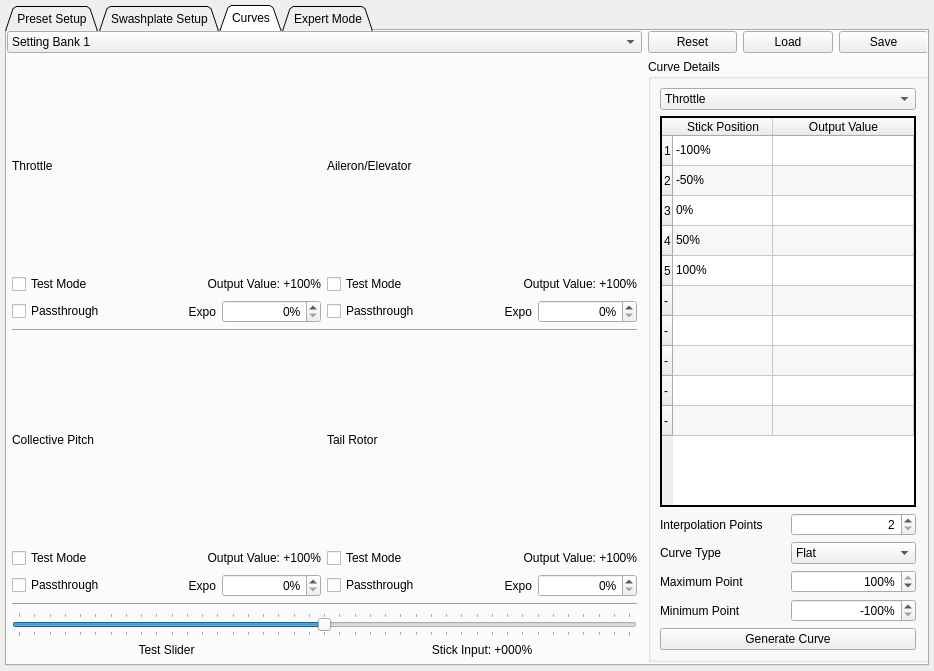
First picture: the form in ground/openpilotgcs/src/plugins/config/fblheli.ui, repository vooon/OpenPilot, before the edit.
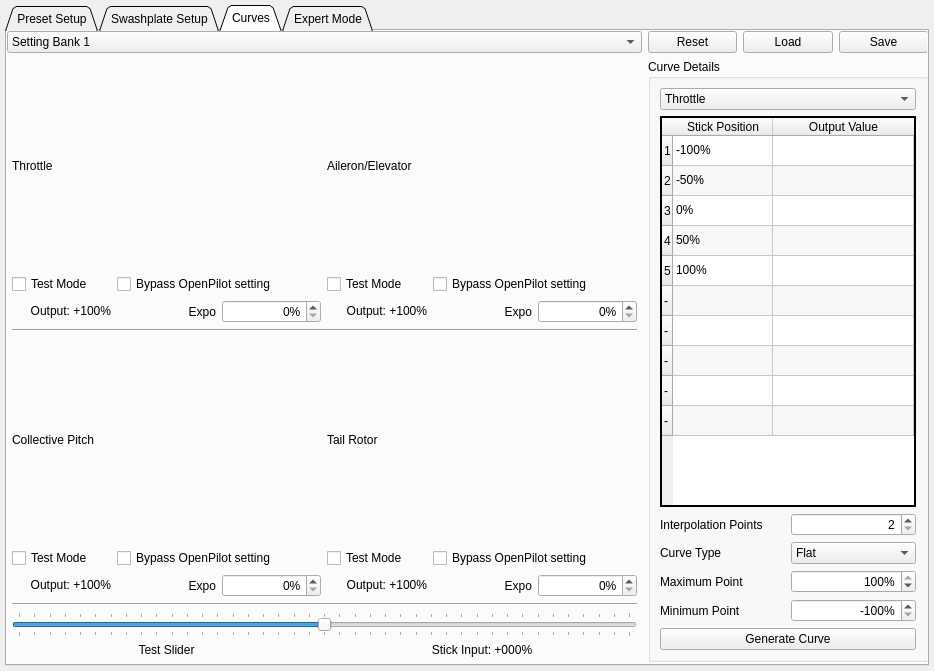
Second picture: the form after the edit. The open tabs and pages were chosen to show the change. Custom widgets are drawn as their Qt base class.

Commit message: - changed layout and wording of passthrough checkboxes, added changing background of curves when disabled

```diff
--- a/ground/openpilotgcs/src/plugins/config/fblheli.ui
+++ b/ground/openpilotgcs/src/plugins/config/fblheli.ui
@@ -1081,13 +1081,6 @@
                  </property>
                 </widget>
                </item>
-               <item row="11" column="0">
-                <widget class="QCheckBox" name="fblPtColl">
-                 <property name="text">
-                  <string>Passthrough</string>
-                 </property>
-                </widget>
-               </item>
                <item row="9" column="3">
                 <widget class="QCheckBox" name="fblTmTail">
                  <property name="text">
@@ -1095,13 +1088,6 @@
                  </property>
                 </widget>
                </item>
-               <item row="11" column="3">
-                <widget class="QCheckBox" name="fblPtTail">
-                 <property name="text">
-                  <string>Passthrough</string>
-                 </property>
-                </widget>
-               </item>
                <item row="14" column="0" colspan="3">
                 <widget class="QLabel" name="fblTestSliderLabel">
                  <property name="text">
@@ -1112,94 +1098,6 @@
                  </property>
                 </widget>
                </item>
-               <item row="2" column="1" colspan="2">
-                <widget class="QLabel" name="fblThrottleVal">
-                 <property name="sizePolicy">
-                  <sizepolicy hsizetype="Preferred" vsizetype="Fixed">
-                   <horstretch>0</horstretch>
-                   <verstretch>0</verstretch>
-                  </sizepolicy>
-                 </property>
-                 <property name="minimumSize">
-                  <size>
-                   <width>0</width>
-                   <height>20</height>
-                  </size>
-                 </property>
-                 <property name="text">
-                  <string>Output Value: +100%</string>
-                 </property>
-                 <property name="alignment">
-                  <set>Qt::AlignRight|Qt::AlignTrailing|Qt::AlignVCenter</set>
-                 </property>
-                </widget>
-               </item>
-               <item row="9" column="1" colspan="2">
-                <widget class="QLabel" name="fblCollVal">
-                 <property name="sizePolicy">
-                  <sizepolicy hsizetype="Preferred" vsizetype="Fixed">
-                   <horstretch>0</horstretch>
-                   <verstretch>0</verstretch>
-                  </sizepolicy>
-                 </property>
-                 <property name="minimumSize">
-                  <size>
-                   <width>0</width>
-                   <height>20</height>
-                  </size>
-                 </property>
-                 <property name="text">
-                  <string>Output Value: +100%</string>
-                 </property>
-                 <property name="alignment">
-                  <set>Qt::AlignRight|Qt::AlignTrailing|Qt::AlignVCenter</set>
-                 </property>
-                </widget>
-               </item>
-               <item row="2" column="4" colspan="2">
-                <widget class="QLabel" name="fblAilElvVal">
-                 <property name="sizePolicy">
-                  <sizepolicy hsizetype="Preferred" vsizetype="Fixed">
-                   <horstretch>0</horstretch>
-                   <verstretch>0</verstretch>
-                  </sizepolicy>
-                 </property>
-                 <property name="minimumSize">
-                  <size>
-                   <width>0</width>
-                   <height>20</height>
-                  </size>
-                 </property>
-                 <property name="text">
-                  <string>Output Value: +100%</string>
-                 </property>
-                 <property name="alignment">
-                  <set>Qt::AlignRight|Qt::AlignTrailing|Qt::AlignVCenter</set>
-                 </property>
-                </widget>
-               </item>
-               <item row="9" column="4" colspan="2">
-                <widget class="QLabel" name="fblTailVal">
-                 <property name="sizePolicy">
-                  <sizepolicy hsizetype="Preferred" vsizetype="Fixed">
-                   <horstretch>0</horstretch>
-                   <verstretch>0</verstretch>
-                  </sizepolicy>
-                 </property>
-                 <property name="minimumSize">
-                  <size>
-                   <width>0</width>
-                   <height>20</height>
-                  </size>
-                 </property>
-                 <property name="text">
-                  <string> Output Value: +100%</string>
-                 </property>
-                 <property name="alignment">
-                  <set>Qt::AlignRight|Qt::AlignTrailing|Qt::AlignVCenter</set>
-                 </property>
-                </widget>
-               </item>
                <item row="6" column="0" colspan="6">
                 <widget class="Line" name="sepMed">
                  <property name="orientation">
@@ -1243,20 +1141,6 @@
                  </property>
                 </widget>
                </item>
-               <item row="4" column="0">
-                <widget class="QCheckBox" name="fblPtThrottle">
-                 <property name="text">
-                  <string>Passthrough</string>
-                 </property>
-                </widget>
-               </item>
-               <item row="4" column="3">
-                <widget class="QCheckBox" name="fblPtAilElv">
-                 <property name="text">
-                  <string>Passthrough</string>
-                 </property>
-                </widget>
-               </item>
                <item row="4" column="2">
                 <widget class="QSpinBox" name="fblThrottleExpo">
                  <property name="alignment">
@@ -1389,6 +1273,122 @@
                  </property>
                 </widget>
                </item>
+               <item row="2" column="1" colspan="2">
+                <widget class="QCheckBox" name="fblPtThrottle">
+                 <property name="text">
+                  <string>Bypass OpenPilot setting</string>
+                 </property>
+                </widget>
+               </item>
+               <item row="2" column="4" colspan="2">
+                <widget class="QCheckBox" name="fblPtAilElv">
+                 <property name="text">
+                  <string>Bypass OpenPilot setting</string>
+                 </property>
+                </widget>
+               </item>
+               <item row="4" column="0">
+                <widget class="QLabel" name="fblThrottleVal">
+                 <property name="sizePolicy">
+                  <sizepolicy hsizetype="Preferred" vsizetype="Fixed">
+                   <horstretch>0</horstretch>
+                   <verstretch>0</verstretch>
+                  </sizepolicy>
+                 </property>
+                 <property name="minimumSize">
+                  <size>
+                   <width>0</width>
+                   <height>20</height>
+                  </size>
+                 </property>
+                 <property name="text">
+                  <string>Output: +100%</string>
+                 </property>
+                 <property name="alignment">
+                  <set>Qt::AlignRight|Qt::AlignTrailing|Qt::AlignVCenter</set>
+                 </property>
+                </widget>
+               </item>
+               <item row="4" column="3">
+                <widget class="QLabel" name="fblAilElvVal">
+                 <property name="sizePolicy">
+                  <sizepolicy hsizetype="Preferred" vsizetype="Fixed">
+                   <horstretch>0</horstretch>
+                   <verstretch>0</verstretch>
+                  </sizepolicy>
+                 </property>
+                 <property name="minimumSize">
+                  <size>
+                   <width>0</width>
+                   <height>20</height>
+                  </size>
+                 </property>
+                 <property name="text">
+                  <string>Output: +100%</string>
+                 </property>
+                 <property name="alignment">
+                  <set>Qt::AlignRight|Qt::AlignTrailing|Qt::AlignVCenter</set>
+                 </property>
+                </widget>
+               </item>
+               <item row="9" column="1" colspan="2">
+                <widget class="QCheckBox" name="fblPtColl">
+                 <property name="text">
+                  <string>Bypass OpenPilot setting</string>
+                 </property>
+                </widget>
+               </item>
+               <item row="11" column="0">
+                <widget class="QLabel" name="fblCollVal">
+                 <property name="sizePolicy">
+                  <sizepolicy hsizetype="Preferred" vsizetype="Fixed">
+                   <horstretch>0</horstretch>
+                   <verstretch>0</verstretch>
+                  </sizepolicy>
+                 </property>
+                 <property name="minimumSize">
+                  <size>
+                   <width>0</width>
+                   <height>20</height>
+                  </size>
+                 </property>
+                 <property name="text">
+                  <string>Output: +100%</string>
+                 </property>
+                 <property name="alignment">
+                  <set>Qt::AlignRight|Qt::AlignTrailing|Qt::AlignVCenter</set>
+                 </property>
+                </widget>
+               </item>
+               <item row="9" column="4" colspan="2">
+                <widget class="QCheckBox" name="fblPtTail">
+                 <property name="text">
+                  <string>Bypass OpenPilot setting</string>
+                 </property>
+                </widget>
+               </item>
+               <item row="11" column="3">
+                <widget class="QLabel" name="fblTailVal">
+                 <property name="sizePolicy">
+                  <sizepolicy hsizetype="Preferred" vsizetype="Fixed">
+                   <horstretch>0</horstretch>
+                   <verstretch>0</verstretch>
+                  </sizepolicy>
+                 </property>
+                 <property name="minimumSize">
+                  <size>
+                   <width>0</width>
+                   <height>20</height>
+                  </size>
+                 </property>
+                 <property name="text">
+                  <string> Output: +100%</string>
+                 </property>
+                 <property name="alignment">
+                  <set>Qt::AlignRight|Qt::AlignTrailing|Qt::AlignVCenter</set>
+                 </property>
+                </widget>
+               </item>
               </layout>
              </widget>
             </item>
```
Left out of the diff: 301 changed lines with no effect on the pictures. The commit also changes 5 other files.
